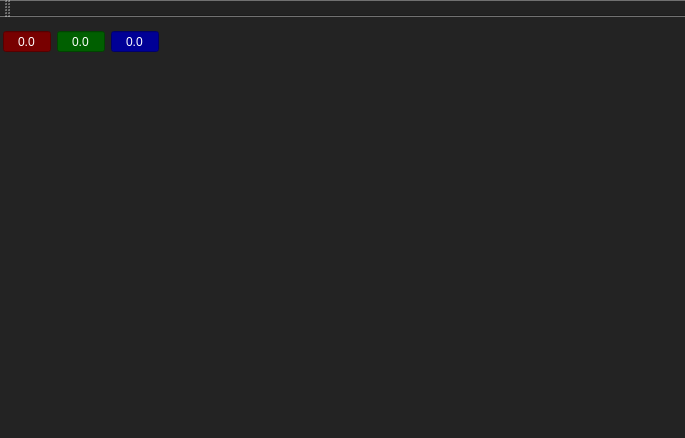
Before: the Qt Designer form QtPlayground/qtplayground.ui in GueChen/GComponentQtPuginLib, drawn with Qt 5.
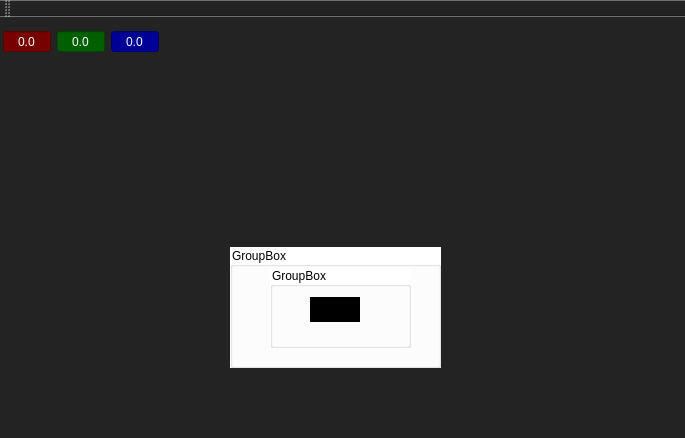
After: the same form once the commit is applied. Custom widgets are drawn as their Qt base class.

```diff
--- a/QtPlayground/qtplayground.ui
+++ b/QtPlayground/qtplayground.ui
@@ -161,6 +161,62 @@
      </rect>
     </property>
    </widget>
+   <widget class="ClickedEdit" name="clicked_edit" native="true">
+    <property name="geometry">
+     <rect>
+      <x>360</x>
+      <y>150</y>
+      <width>50</width>
+      <height>25</height>
+     </rect>
+    </property>
+   </widget>
+   <widget class="QGroupBox" name="groupBox">
+    <property name="geometry">
+     <rect>
+      <x>230</x>
+      <y>230</y>
+      <width>211</width>
+      <height>121</height>
+     </rect>
+    </property>
+    <property name="styleSheet">
+     <string notr="true">background-color: rgb(255, 255, 255);</string>
+    </property>
+    <property name="title">
+     <string>GroupBox</string>
+    </property>
+    <widget class="QGroupBox" name="groupBox_2">
+     <property name="geometry">
+      <rect>
+       <x>40</x>
+       <y>20</y>
+       <width>141</width>
+       <height>81</height>
+      </rect>
+     </property>
+     <property name="styleSheet">
+      <string notr="true">background-color: rgb(255, 255, 255);</string>
+     </property>
+     <property name="title">
+      <string>GroupBox</string>
+     </property>
+     <widget class="ClickedEdit" name="clicked_edit_2" native="true">
+      <property name="geometry">
+       <rect>
+        <x>40</x>
+        <y>30</y>
+        <width>50</width>
+        <height>25</height>
+       </rect>
+      </property>
+      <property name="styleSheet">
+       <string notr="true">background-color: rgb(0, 0, 0);
+color: rgb(255, 255, 255);</string>
+      </property>
+     </widget>
+    </widget>
+   </widget>
   </widget>
   <widget class="QMenuBar" name="menuBar">
    <property name="geometry">
@@ -204,6 +260,11 @@
    <extends>QWidget</extends>
    <header>custom/selector.h</header>
   </customwidget>
+  <customwidget>
+   <class>ClickedEdit</class>
+   <extends>QWidget</extends>
+   <header>custom/clicked_edit.h</header>
+  </customwidget>
  </customwidgets>
  <resources>
   <include location="qtplayground.qrc"/>
```
